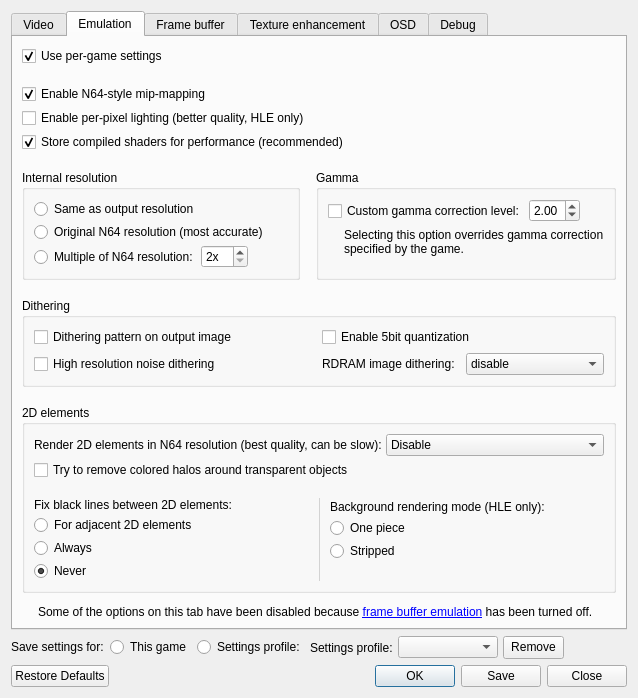
First picture: the form in GLideN64/src/GLideNUI/configDialog.ui, repository libretro/mupen64plus-libretro-nx, before the edit.
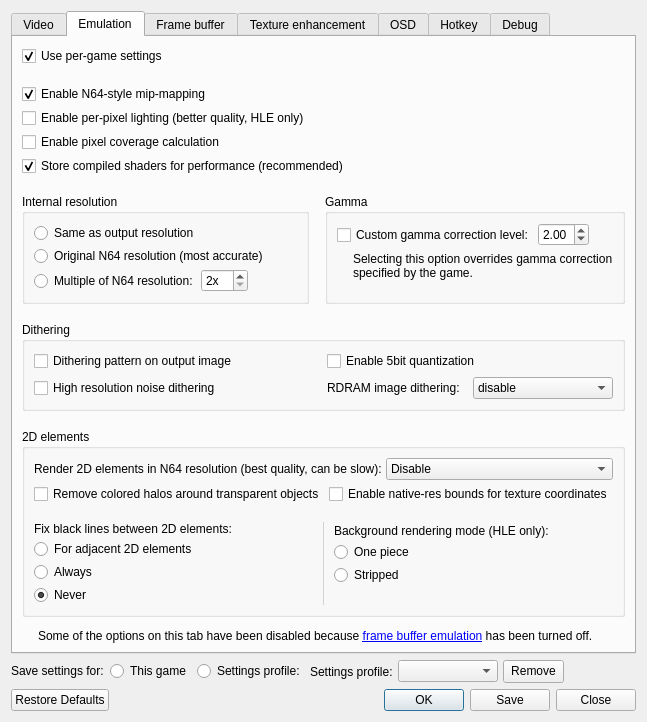
Second picture: the form after the edit. The open tabs and pages were chosen to show the change. Icons and pictures are not drawn.

What changed in the file:
```diff
--- a/GLideN64/src/GLideNUI/configDialog.ui
+++ b/GLideN64/src/GLideNUI/configDialog.ui
@@ -9,8 +9,8 @@
    <rect>
     <x>0</x>
     <y>0</y>
-    <width>559</width>
-    <height>613</height>
+    <width>747</width>
+    <height>715</height>
    </rect>
   </property>
   <property name="windowTitle">
@@ -1140,6 +1140,16 @@
               </property>
              </widget>
             </item>
+            <item>
+             <widget class="QCheckBox" name="enableCoverageCheckBox">
+              <property name="toolTip">
+               <string>&lt;html&gt;&lt;head/&gt;&lt;body&gt;&lt;p&gt;&lt;span style=&quot; font-weight:600;&quot;&gt;Enable pixel coverage calculation. &lt;/span&gt;&lt;/p&gt;&lt;p&gt;Enables approximated pixel coverage calculation. N64 uses pixel coverage for anti-aliasing and in some special blending modes. Some games have wire-frame mode aka 'pen and ink' mode. This mode also needs pixel coverage calculated. &lt;/p&gt;&lt;p&gt;[Recommended: Checked, unless performance is hurt]&lt;/p&gt;&lt;/body&gt;&lt;/html&gt;</string>
+              </property>
+              <property name="text">
+               <string>Enable pixel coverage calculation</string>
+              </property>
+             </widget>
+            </item>
             <item>
              <widget class="QCheckBox" name="enableShadersStorageCheckBox">
               <property name="toolTip">
@@ -1523,11 +1533,25 @@
                </layout>
               </item>
               <item>
-               <widget class="QCheckBox" name="halosRemovalCheckBox">
-                <property name="text">
-                 <string>Try to remove colored halos around transparent objects</string>
-                </property>
-               </widget>
+               <layout class="QHBoxLayout" name="horizontalLayout_29">
+                <item>
+                 <widget class="QCheckBox" name="halosRemovalCheckBox">
+                  <property name="text">
+                   <string>Remove colored halos around transparent objects</string>
+                  </property>
+                 </widget>
+                </item>
+                <item>
+                 <widget class="QCheckBox" name="texCoordBoundsCheckBox">
+                  <property name="toolTip">
+                   <string>&lt;html&gt;&lt;head/&gt;&lt;body&gt;&lt;p&gt;Bound texture rectangle texture coordinates to the values they take in native resolutions. It prevents garbage due to fetching out of texture bounds, but can result in hard edges.&lt;/p&gt;&lt;/body&gt;&lt;/html&gt;</string>
+                  </property>
+                  <property name="text">
+                   <string>Enable native-res bounds for texture coordinates</string>
+                  </property>
+                 </widget>
+                </item>
+               </layout>
               </item>
              </layout>
             </item>
@@ -3656,6 +3680,20 @@
        </item>
       </layout>
      </widget>
+     <widget class="QWidget" name="hotkeyTab">
+      <attribute name="title">
+       <string>Hotkey</string>
+      </attribute>
+      <layout class="QVBoxLayout" name="verticalLayout_45">
+       <item>
+        <layout class="QVBoxLayout" name="verticalLayout_40">
+         <item>
+          <widget class="QListWidget" name="hotkeyListWidget"/>
+         </item>
+        </layout>
+       </item>
+      </layout>
+     </widget>
      <widget class="QWidget" name="debugTab">
       <attribute name="title">
        <string>Debug</string>
```
Left out of the diff: 87 changed lines with no effect on the pictures.
